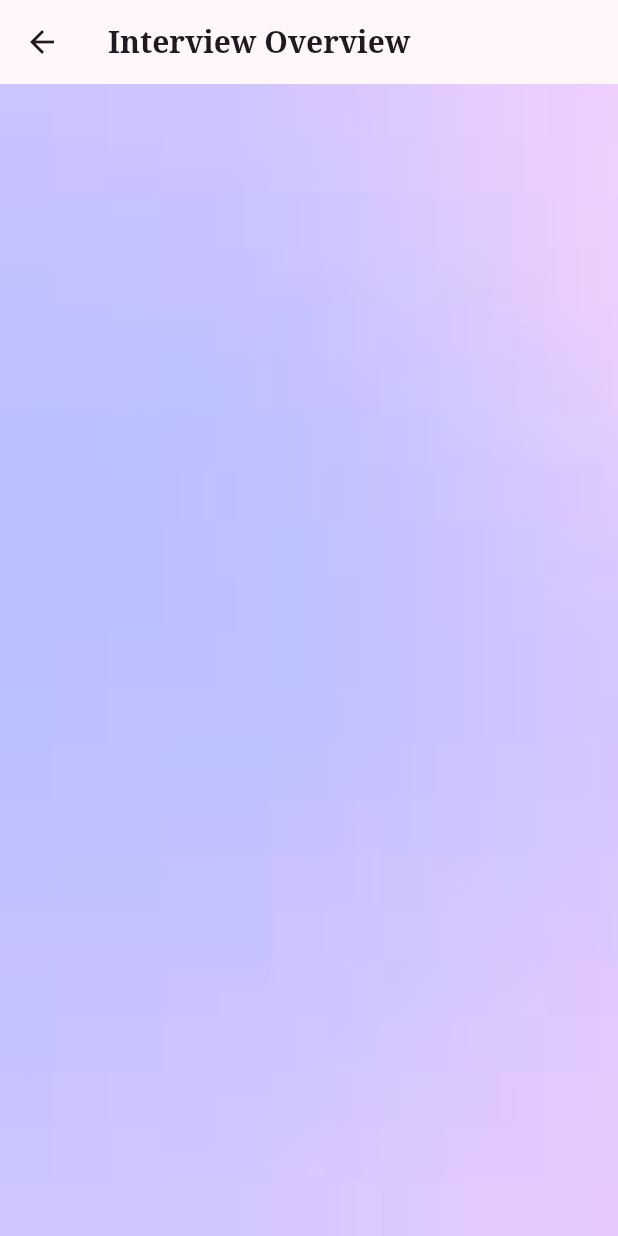
After one commit to srisudhanl/new_main_project, a Flutter app: the UserDivision screen opened directly, after a tap on the "info outline" icon, on a phone screen of 412 x 824 dp. The commit adds this screen. Run offline on Flutter 3.47's test engine with Material 3 defaults, Android fonts, the phone set to English and light mode, and no system bars; our stand-ins replace animated_text_kit, another_flutter_splash_screen, cloud_firestore, firebase_auth, firebase_core, fluttertoast; accounts and stored records are empty.

Commit message:
major update

```diff
--- /dev/null
+++ b/lib/firm_interview_over_view_screen.dart
@@ -0,0 +1,168 @@
+import 'package:cloud_firestore/cloud_firestore.dart';
+import 'package:flutter/material.dart';
+
+class FirmInterviewOverViewScreen extends StatefulWidget {
+  final String firmId;
+
+  const FirmInterviewOverViewScreen({required this.firmId, super.key});
+
+  @override
+  State<FirmInterviewOverViewScreen> createState() => _FirmInterviewOverViewScreenState();
+}
+
+class _FirmInterviewOverViewScreenState extends State<FirmInterviewOverViewScreen> {
+  bool _isLoading = false;
+  List<QueryDocumentSnapshot<Map<String, dynamic>>>? studentCalls;
+
+  @override
+  void initState() {
+    // TODO: implement initState
+    super.initState();
+    _oninit();
+  }
+
+  @override
+  Widget build(BuildContext context) {
+    return Scaffold(
+        appBar: AppBar(
+          title: const Text(
+            'Interview Overview',
+            style: TextStyle(
+              fontWeight: FontWeight.bold,
+              fontSize: 20.0,
+            ),
+          ),
+        ),
+        body: Stack(
+          children: [
+            Container(
+              width: double.infinity,
+              height: double.infinity,
+              decoration: const BoxDecoration(image: DecorationImage(image: AssetImage("assets/background.jpeg"), fit: BoxFit.cover)),
+            ),
+            _isLoading
+                ? const Center(
+                    child: Column(
+                      mainAxisSize: MainAxisSize.min,
+                      children: [
+                        Text("Please wait Data is fetching from Database"),
+                        SizedBox(
+                          height: 20,
+                        ),
+                        CircularProgressIndicator(),
+                      ],
+                    ),
+                  )
+                : ListView.builder(
+                    itemCount: studentCalls?.length,
+                    itemBuilder: (context, i) {
+                      return FutureBuilder(
+                          future: getStudent(studentCalls![i].data()['studentId']),
+                          builder: (context, snapshot) {
+                            if (snapshot.connectionState == ConnectionState.done) {
+                              return Padding(
+                                padding: const EdgeInsets.all(8),
+                                child: Material(
+                                  elevation: 4,
+                                  shape: const RoundedRectangleBorder(
+                                    borderRadius: BorderRadius.all(
+                                      Radius.circular(30),
+                                    ),
+                                  ),
+                                  child: ListTile(
+                                    title: Text("First Name: ${snapshot.data?.data()['firstname']}"),
+                                    isThreeLine: true,
+                                    subtitle: Column(
+                                      mainAxisSize: MainAxisSize.min,
+                                      crossAxisAlignment: CrossAxisAlignment.start,
+                                      children: [
+                                        Text("Email: ${snapshot.data?.data()['email']}"),
+                                        Text("Ph.No: ${snapshot.data?.data()['phno']}")
+                                      ],
+                                    ),
+                                    contentPadding: const EdgeInsets.all(8),
+                                    shape: const RoundedRectangleBorder(
+                                      borderRadius: BorderRadius.all(
+                                        Radius.circular(30),
+                                      ),
+                                    ),
+                                    horizontalTitleGap: 5,
+                                    tileColor: Colors.white,
+                                    // trailing: Padding(
+                                    //   padding: const EdgeInsets.fromLTRB(0, 5, 8, 0),
+                                    //   child: IconButton(
+                                    //       onPressed: () => _deleteTheStudent(),
+                                    //       icon: const Icon(
+                                    //         Icons.delete_outline_rounded,
+                                    //         color: Colors.red,
+                                    //       )),
+                                    // ),
+                                  ),
+                                ),
+                              );
+                            }
+                            return const Center(
+                              child: Column(
+                                mainAxisSize: MainAxisSize.min,
+                                children: [
+                                  Text("Please wait Data is fetching from Database"),
+                                  SizedBox(
+                                    height: 20,
+                                  ),
+                                  CircularProgressIndicator(),
+                                ],
+                              ),
+                            );
+                          });
+                    },
+                  ),
+          ],
+        ));
+  }
+
+  Future<void> _oninit() async {
+    _isLoading = true;
+    refresh();
+    final placementCollection = await FirebaseFirestore.instance.collection('Placement').where('firmId', isEqualTo: widget.firmId).get();
+    studentCalls = placementCollection.docs;
+    _isLoading = false;
+    refresh();
+  }
+
+  Future<QueryDocumentSnapshot<Map<String, dynamic>>> getStudent(String uid) async {
+    final artsStudent = await FirebaseFirestore.instance.collection('ArtsStudent').where('uid', isEqualTo: uid).get();
+    final engineer = await FirebaseFirestore.instance.collection('engineer').where('uid', isEqualTo: uid).get();
+    final mbaStudent = await FirebaseFirestore.instance.collection('MbaStudent').where('uid', isEqualTo: uid).get();
+    if (artsStudent.docs.isNotEmpty) {
+      return artsStudent.docs[0];
+    } else if (engineer.docs.isNotEmpty) {
+      return engineer.docs[0];
+    }
+    return mbaStudent.docs[0];
+  }
+
+  Future<void> _deleteTheStudent()async{
+    print("delete is worrking");
+    final result = await FirebaseFirestore.instance.collection('Placement').doc('uid').delete().then((value) => print("deletion complete"));
+    print("delete complete");
+  }
+
+  Future<String> getStudentName(String uid) async {
+    final student = await getStudent(uid);
+    return student.data()['firstname'];
+  }
+
+  Future<String> getPhone(String uid) async {
+    final student = await getStudent(uid);
+    return student.data()['phno'];
+  }
+
+  Future<String> getemail(String uid) async {
+    final student = await getStudent(uid);
+    return student.data()['email'];
+  }
+
+  void refresh() {
+    if (this.mounted) setState(() {});
+  }
+}
--- a/lib/firms/MBAfirm.dart
+++ b/lib/firms/MBAfirm.dart
@@ -249,10 +249,12 @@ class _MbaFirmState extends State<MbaFirm> {
               onPressed: () async {
                 final currentUserId = FirebaseAuth.instance.currentUser?.uid;
                 final currentUser = await FirebaseFirestore.instance.collection('Firms').where('uid', isEqualTo: currentUserId).get();
-                await FirebaseFirestore.instance.collection('Placement').add(
+                final docId = FirebaseFirestore.instance.collection('Placement').doc().id;
+                await FirebaseFirestore.instance.collection('Placement').doc(docId).set(
                     {
                       'firmId':currentUserId,
                       'studentId':student.data()['uid'],
+                      'uid':docId,
                       'msg':"Hi,${student.data()['firstname']}. You are Selected for an Interview in ${currentUser.docs[0].data()['Company']}.If you are interested, contact us.",
                       'firmAddress':currentUser.docs[0].data()['address'],
                       'firmPhno':currentUser.docs[0].data()['phno'],
--- a/lib/firms/engineerfirm.dart
+++ b/lib/firms/engineerfirm.dart
@@ -247,10 +247,12 @@ class _EngineerFirmState extends State<EngineerFirm> {
               onPressed: () async {
                 final currentUserId = FirebaseAuth.instance.currentUser?.uid;
                 final currentUser = await FirebaseFirestore.instance.collection('Firms').where('uid', isEqualTo: currentUserId).get();
-                await FirebaseFirestore.instance.collection('Placement').add(
+                final docId = FirebaseFirestore.instance.collection('Placement').doc().id;
+                await FirebaseFirestore.instance.collection('Placement').doc(docId).set(
                     {
                       'firmId':currentUserId,
                       'studentId':student.data()['uid'],
+                      'uid':docId,
                       'msg':"Hi,${student.data()['firstname']}. You are Selected for an Interview in ${currentUser.docs[0].data()['Company']}.If you are interested, contact us.",
                       'firmAddress':currentUser.docs[0].data()['address'],
                       'firmPhno':currentUser.docs[0].data()['phno'],
--- a/lib/firms/firm.dart
+++ b/lib/firms/firm.dart
@@ -247,9 +247,11 @@ class _ArtsFirmState extends State<ArtsFirm> {
               onPressed: () async {
                 final currentUserId = FirebaseAuth.instance.currentUser?.uid;
                 final currentUser = await FirebaseFirestore.instance.collection('Firms').where('uid', isEqualTo: currentUserId).get();
-                await FirebaseFirestore.instance.collection('Placement').add(
+                final docId = FirebaseFirestore.instance.collection('Placement').doc().id;
+                await FirebaseFirestore.instance.collection('Placement').doc(docId).set(
                     {
                       'firmId':currentUserId,
+                      'uid':docId,
                       'studentId':student.data()['uid'],
                       'msg':"Hi,${student.data()['firstname']}. You are Selected for an Interview in ${currentUser.docs[0].data()['Company']}.If you are interested, contact us.",
                       'firmAddress':currentUser.docs[0].data()['address'],
--- a/lib/logins/userlogin.dart
+++ b/lib/logins/userlogin.dart
@@ -42,7 +42,7 @@ class _UserLoginState extends State<UserLogin> {
     return Scaffold(
         appBar: AppBar(
           title: const Text(
-            'OVPC-USERLOGIN',
+            'OPSV-USERLOGIN',
             style: TextStyle(
               fontWeight: FontWeight.bold,
               fontSize: 20.0,
--- a/lib/userdivision.dart
+++ b/lib/userdivision.dart
@@ -1,4 +1,7 @@
+import 'package:cloud_firestore/cloud_firestore.dart';
+import 'package:firebase_auth/firebase_auth.dart';
 import 'package:flutter/material.dart';
+import 'package:main_project1/firm_interview_over_view_screen.dart';
 import 'firms/MBAfirm.dart';
 import 'firms/engineerfirm.dart';
 import 'firms/firm.dart';
@@ -11,6 +14,7 @@ class UserDivision extends StatefulWidget {
 }
 
 class _UserDivisionState extends State<UserDivision> {
+  final currentUserId = FirebaseAuth.instance.currentUser?.uid;
   @override
   Widget build(BuildContext context) {
     return Scaffold(
@@ -21,6 +25,9 @@ class _UserDivisionState extends State<UserDivision> {
             fontSize: 15.0,
           ),
         ),
+        actions: [
+          IconButton(onPressed: ()=>Navigator.push(context, MaterialPageRoute(builder: (context)=>FirmInterviewOverViewScreen(firmId: currentUserId!))), icon: Icon(Icons.info_outline_rounded))
+        ],
       ),
       body: Container(
         width: double.infinity,
```
